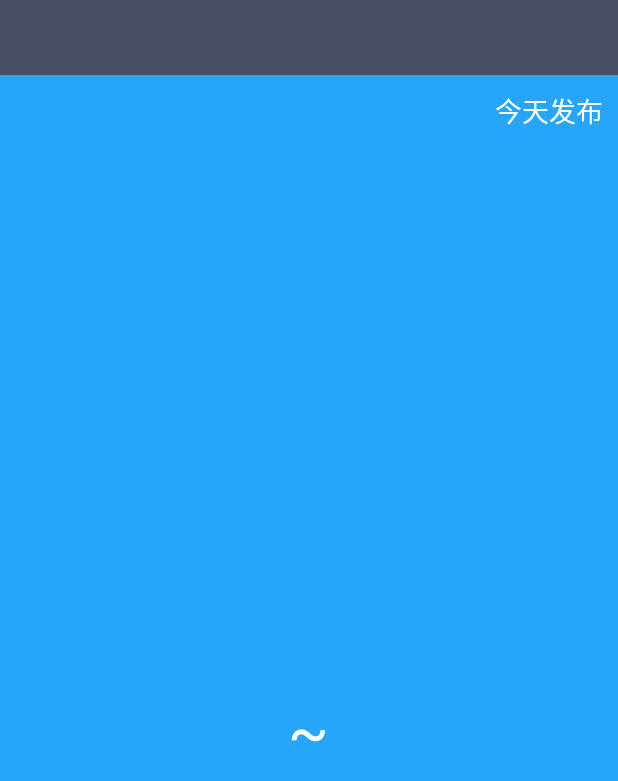
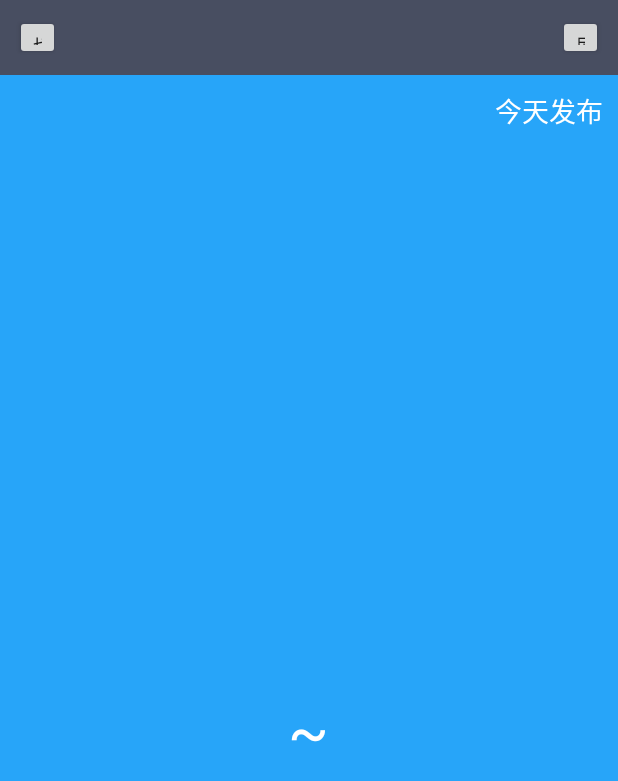
Before and after one commit to reignofwebber/coolweather, an Android app: the WeatherActivity screen opened directly, with no data from a screen before it, on a phone screen of 412 x 824 dp. Shown: the top 781 px of the screen. Run offline under Robolectric (Android 15) with nearby library versions, the phone set to English and light mode, and no system bars.

Commit message:
新增切换城市和手动更新天气的功能

```diff
--- a/app/src/main/java/com/coolweather/app/activity/WeatherActivity.java
+++ b/app/src/main/java/com/coolweather/app/activity/WeatherActivity.java
@@ -1,6 +1,7 @@
 package com.coolweather.app.activity;
 
 import android.app.Activity;
+import android.content.Intent;
 import android.content.SharedPreferences;
 import android.os.Bundle;
 import android.preference.PreferenceManager;
@@ -8,6 +9,7 @@ import android.text.TextUtils;
 import android.util.Log;
 import android.view.View;
 import android.view.Window;
+import android.widget.Button;
 import android.widget.LinearLayout;
 import android.widget.TextView;
 
@@ -26,6 +28,9 @@ public class WeatherActivity extends Activity {
     private TextView temp2Text;
     private TextView currentDateText;
 
+    private Button switchCity;
+    private Button refreshWeather;
+
     @Override
     protected void onCreate(Bundle savedInstanceState) {
         super.onCreate(savedInstanceState);
@@ -33,7 +38,7 @@ public class WeatherActivity extends Activity {
         setContentView(R.layout.weather_layout);
         //initView
         initView();
-        String countyCode=getIntent().getStringExtra("county_code");
+        final String countyCode=getIntent().getStringExtra("county_code");
         if(!TextUtils.isEmpty(countyCode)){
             publishText.setText("同步中...");
             weatherInfoLayout.setVisibility(View.INVISIBLE);
@@ -45,6 +50,27 @@ public class WeatherActivity extends Activity {
             //show local weather
             showWeather();
         }
+        switchCity.setOnClickListener(new View.OnClickListener() {
+            @Override
+            public void onClick(View v) {
+                Intent intent=new Intent(WeatherActivity.this,ChooseAreaActivity.class);
+                intent.putExtra("from_weather_activity",true);
+                startActivity(intent);
+                WeatherActivity.this.finish();
+            }
+        });
+        refreshWeather.setOnClickListener(new View.OnClickListener() {
+            @Override
+            public void onClick(View v) {
+                publishText.setText("同步中...");
+                SharedPreferences prefs=PreferenceManager.getDefaultSharedPreferences(WeatherActivity.this);
+                String weatherCode=prefs.getString("weather_code","");
+                if(!TextUtils.isEmpty(weatherCode)){
+                    queryWeatherInfo(weatherCode);
+                }
+
+            }
+        });
 
     }
     private void initView(){
@@ -55,6 +81,8 @@ public class WeatherActivity extends Activity {
         temp1Text=(TextView) findViewById(R.id.temp1);
         temp2Text=(TextView) findViewById(R.id.temp2);
         currentDateText=(TextView) findViewById(R.id.current_date);
+        switchCity= (Button) findViewById(R.id.switch_city);
+        refreshWeather= (Button) findViewById(R.id.refresh_weather);
     }
     private void queryWeatherCode(String countyCode){
         String address="http://www.weather.com.cn/data/list3/city"+countyCode+".xml";
--- a/app/src/main/res/layout/weather_layout.xml
+++ b/app/src/main/res/layout/weather_layout.xml
@@ -7,6 +7,13 @@
         android:layout_width="match_parent"
         android:layout_height="50dp"
         android:background="#484e61">
+        <Button
+            android:id="@+id/switch_city"
+            android:layout_width="30dp"
+            android:layout_height="30dp"
+            android:layout_centerVertical="true"
+            android:layout_marginLeft="10dp"
+            android:text="切换"/>
 
         <TextView
             android:id="@+id/city_name"
@@ -15,7 +22,16 @@
             android:layout_centerInParent="true"
             android:textSize="24sp"
             android:textColor="#fff"/>
+        <Button
+            android:id="@+id/refresh_weather"
+            android:layout_width="30dp"
+            android:layout_height="30dp"
+            android:layout_alignParentRight="true"
+            android:layout_centerVertical="true"
+            android:layout_marginRight="10dp"
+            android:text="刷新"/>
     </RelativeLayout>
+
     <RelativeLayout
         android:layout_width="match_parent"
         android:layout_height="0dp"
@@ -30,7 +46,8 @@
             android:layout_marginRight="10dp"
             android:layout_marginTop="10dp"
             android:textColor="#fff"
-            android:textSize="18sp"/>
+            android:textSize="18sp" />
+
         <LinearLayout
             android:id="@+id/weather_info_layout"
             android:layout_width="wrap_content"
@@ -44,7 +61,8 @@
                 android:layout_height="40dp"
                 android:gravity="center"
                 android:textColor="#fff"
-                android:textSize="18sp"/>
+                android:textSize="18sp" />
+
             <TextView
                 android:id="@+id/weather_desp"
                 android:layout_width="wrap_content"
@@ -52,7 +70,8 @@
                 android:layout_gravity="center_horizontal"
                 android:gravity="center"
                 android:textColor="#fff"
-                android:textSize="40sp"/>
+                android:textSize="40sp" />
+
             <LinearLayout
                 android:layout_width="wrap_content"
                 android:layout_height="60dp"
@@ -65,7 +84,8 @@
                     android:layout_height="wrap_content"
                     android:layout_gravity="center_vertical"
                     android:textColor="#fff"
-                    android:textSize="40sp"/>
+                    android:textSize="40sp" />
+
                 <TextView
                     android:layout_width="wrap_content"
                     android:layout_height="wrap_content"
@@ -75,13 +95,14 @@
                     android:text="~"
                     android:textColor="#fff"
                     android:textSize="40sp" />
+
                 <TextView
                     android:id="@+id/temp2"
                     android:layout_width="wrap_content"
                     android:layout_height="wrap_content"
                     android:layout_gravity="center_vertical"
                     android:textColor="#fff"
-                    android:textSize="40sp"/>
+                    android:textSize="40sp" />
 
             </LinearLayout>
         </LinearLayout>
```
Also changed, not shown: app/src/main/java/com/coolweather/app/activity/ChooseAreaActivity.java (+9 -1 lines).
